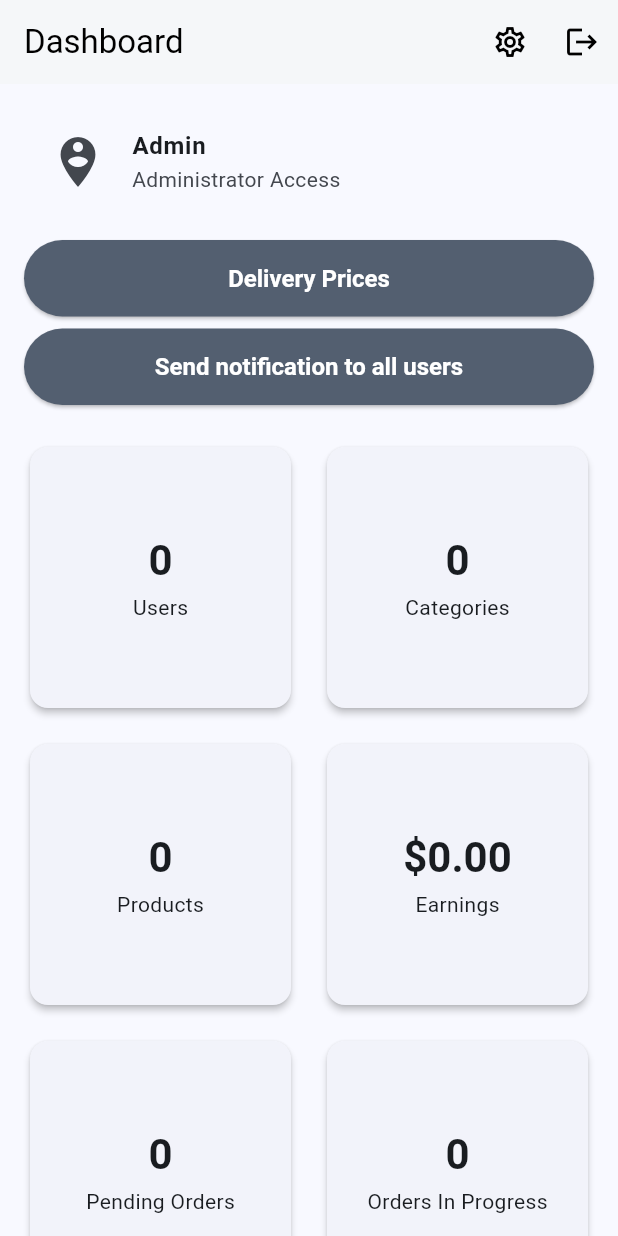
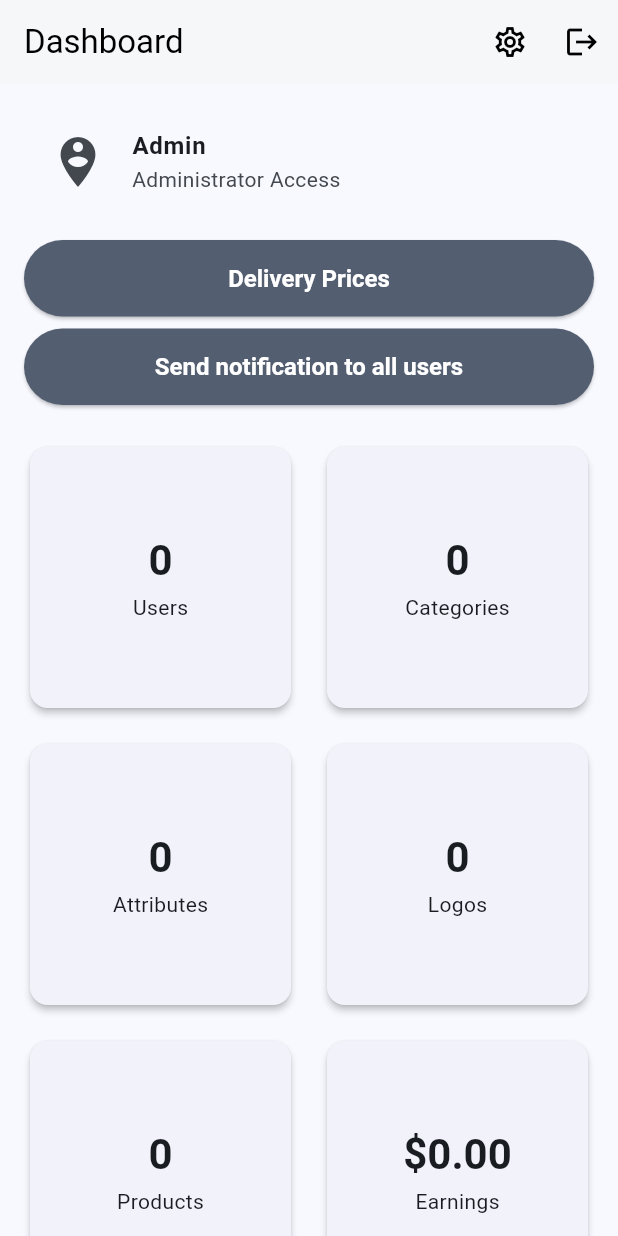
Before and after one commit to MengT168/Flutter_Laravel_Pro, a Flutter app: the DashboardScreen screen opened directly, on a phone screen of 412 x 824 dp. Run offline on Flutter 3.47's test engine with Material 3 defaults, Android fonts, the phone set to English and light mode, and no system bars; our stand-ins replace image_picker, shared_preferences; accounts and stored records are empty; network calls fail.

Commit message:
update for attributes

```diff
--- a/lib/screens/dashboard_screen.dart
+++ b/lib/screens/dashboard_screen.dart
@@ -201,6 +201,14 @@ class _DashboardScreenState extends State<DashboardScreen> {
                     child: _buildStatCard(_categoryCount.toString(), localizations.categories),
                   ),
                   InkWell(
+                    onTap: () => Navigator.push(context, MaterialPageRoute(builder: (_) => const AttributeScreen())).then((_) => _fetchDashboardData()),
+                    child: _buildStatCard(_attributeCount.toString(), localizations.attributes),
+                  ),
+                  InkWell(
+                    onTap: () => Navigator.push(context, MaterialPageRoute(builder: (_) => const LogoScreen())).then((_) => _fetchDashboardData()),
+                    child: _buildStatCard(_logoCount.toString(), localizations.logos),
+                  ),
+                  InkWell(
                     onTap: () => Navigator.push(context, MaterialPageRoute(builder: (_) => const ProductListScreen())).then((_) => _fetchDashboardData()),
                     child: _buildStatCard(_productCount.toString(), localizations.products),
                   ),
```
